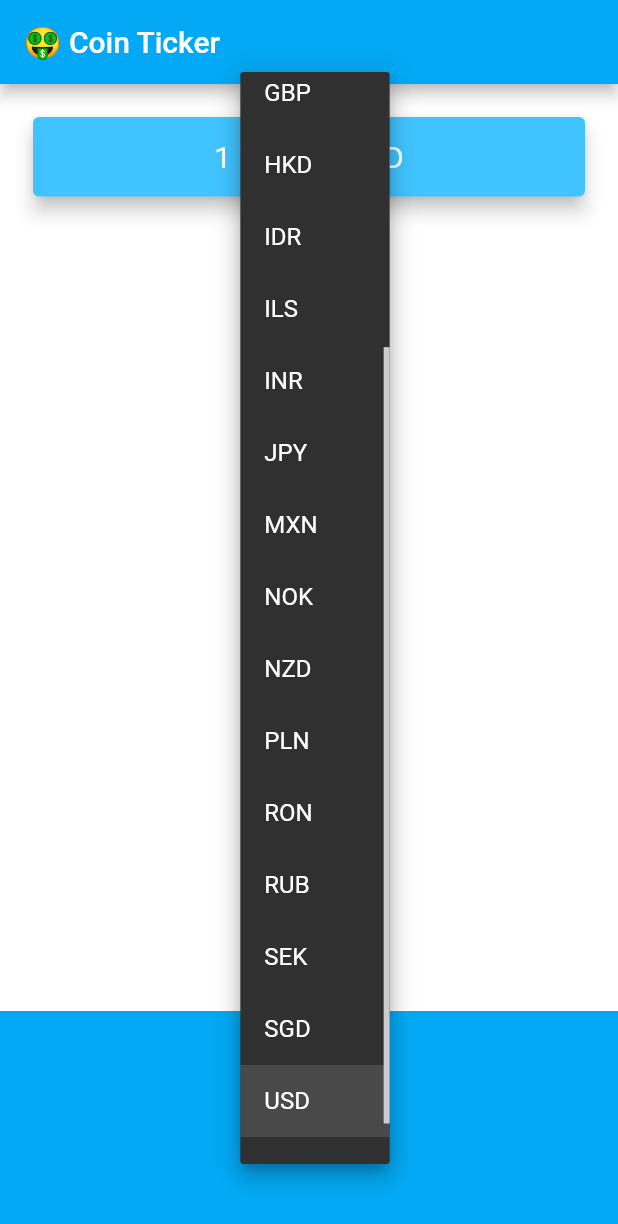
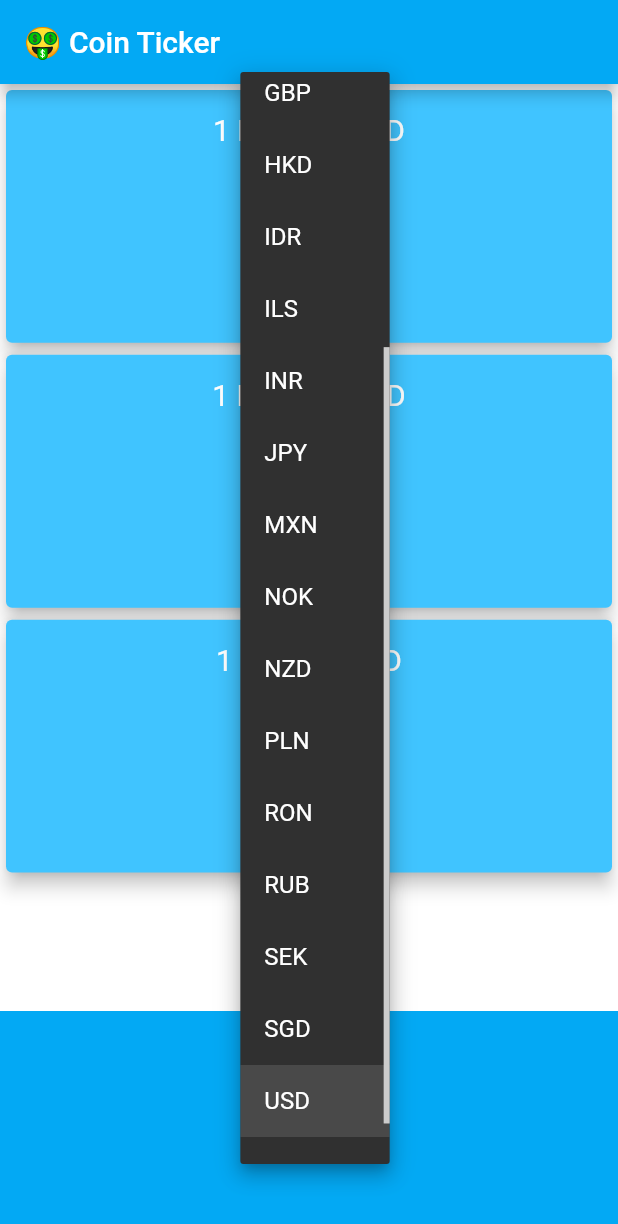
Before and after one commit to Waruna-Kaushalya/crypto_exchange_vlaues_flutter, a Flutter app: the screen it shows after launch, after a tap on "USD", on a phone screen of 412 x 824 dp. Shown: the top 1224 px of the screen. Run offline on Flutter 3.47's test engine with Material 2 defaults, Android fonts, the phone set to English and light mode, and no system bars; our stand-ins replace flutter_dotenv; network calls fail.

Commit message:
project complte

```diff
--- /dev/null
+++ b/lib/controllers/apikey_acceess.dart
@@ -0,0 +1,23 @@
+import 'package:crypto_exchange/env_access.dart';
+import 'package:http/http.dart' as http;
+import 'dart:async';
+import 'dart:convert';
+
+class AccessApiData {
+  Future<dynamic> fetchApi(String coin, String baseCoin) async {
+    AccessEnv av = AccessEnv();
+
+    var url =
+        'https://rest.coinapi.io/v1/exchangerate/$baseCoin/$coin?apikey=${av.getApiKey()}';
+
+    final response = await http.get(Uri.parse(url));
+
+    if (response.statusCode == 200) {
+      return jsonDecode(response.body);
+    } else {
+      // If the server did not return a 200 OK response,
+      // then throw an exception.
+      throw Exception('Failed to load album');
+    }
+  }
+}
--- /dev/null
+++ b/lib/env_access.dart
@@ -0,0 +1,16 @@
+import 'package:flutter_dotenv/flutter_dotenv.dart';
+
+class AccessEnv {
+  var apiKey;
+
+  String getApiKey() {
+    try {
+      apiKey = dotenv.env['API_KEY'];
+
+      return apiKey;
+    } catch (e) {
+      print(e);
+    }
+    return apiKey;
+  }
+}
--- a/lib/main.dart
+++ b/lib/main.dart
@@ -1,5 +1,5 @@
 import 'package:flutter/material.dart';
-import 'price_screen.dart';
+import 'pages/price_screen.dart';
 import 'package:flutter_dotenv/flutter_dotenv.dart';
 
 // Future main() async {runApp(MyApp())};
--- /dev/null
+++ b/lib/pages/price_screen.dart
@@ -0,0 +1,160 @@
+import 'package:flutter/material.dart';
+import '../models/coin_data.dart';
+
+import 'package:flutter/cupertino.dart';
+import 'dart:io' show Platform;
+
+import '/controllers/apikey_acceess.dart';
+
+class PriceScreen extends StatefulWidget {
+  @override
+  _PriceScreenState createState() => _PriceScreenState();
+}
+
+class _PriceScreenState extends State<PriceScreen> {
+  String selectedCurency = 'USD';
+  var btcJasonData;
+  var ethJasonData;
+  var ltcJasonData;
+  var btcValue = '0';
+  var ethValue = '0';
+  var ltcValue = '0';
+  AccessApiData aacc = AccessApiData();
+
+  DropdownButton<String> androidDropDown() {
+    List<DropdownMenuItem<String>> dropDownItems = [];
+    for (String currency in currenciesList) {
+      var newItem = DropdownMenuItem(
+        child: Text(currency),
+        value: currency,
+      );
+      dropDownItems.add(newItem);
+    }
+
+    return DropdownButton<String>(
+      value: selectedCurency,
+      items: dropDownItems,
+      onChanged: (value) {
+        print(value);
+        setState(() {
+          selectedCurency = value!;
+          print(value);
+          // jasonData = aacc.fetchApi(selectedCurency);
+          // print(jasonData);
+          getLocationWeather();
+        });
+      },
+    );
+  }
+
+  CupertinoPicker iOsPicker() {
+    List<Text> pickerItems = [];
+    for (String currency in currenciesList) {
+      pickerItems.add(Text(currency));
+    }
+    return CupertinoPicker(
+      itemExtent: 32.0,
+      onSelectedItemChanged: (selectedIndex) {
+        print(selectedIndex);
+      },
+      children: pickerItems,
+    );
+  }
+
+  @override
+  void initState() {
+    // TODO: implement initState
+    super.initState();
+    getLocationWeather();
+  }
+
+  Future<dynamic> getLocationWeather() async {
+    try {
+      btcJasonData = await aacc.fetchApi(selectedCurency, 'BTC');
+      btcValue = await btcJasonData['rate'].toStringAsFixed(0);
+
+      ethJasonData = await aacc.fetchApi(selectedCurency, 'ETH');
+      ethValue = await ethJasonData['rate'].toStringAsFixed(0);
+
+      ltcJasonData = await aacc.fetchApi(selectedCurency, 'LTC');
+      ltcValue = await ltcJasonData['rate'].toStringAsFixed(0);
+    } catch (e) {
+      print(e);
+    }
+  }
+
+  @override
+  Widget build(BuildContext context) {
+    // getApiData();
+    return Scaffold(
+      appBar: AppBar(
+        title: Text('🤑 Coin Ticker'),
+      ),
+      body: Column(
+        mainAxisAlignment: MainAxisAlignment.spaceBetween,
+        crossAxisAlignment: CrossAxisAlignment.stretch,
+        children: <Widget>[
+          CoinCard(
+              baseCoin: 'BTC',
+              btcValue: btcValue,
+              selectedCurency: selectedCurency),
+          CoinCard(
+              baseCoin: 'ETH',
+              btcValue: ethValue,
+              selectedCurency: selectedCurency),
+          CoinCard(
+              baseCoin: 'LTC',
+              btcValue: ltcValue,
+              selectedCurency: selectedCurency),
+          Expanded(
+            flex: 1,
+            child: SizedBox(),
+          ),
+          Container(
+            height: 150.0,
+            alignment: Alignment.center,
+            padding: EdgeInsets.only(bottom: 30.0),
+            color: Colors.lightBlue,
+            child: Platform.isIOS ? iOsPicker() : androidDropDown(),
+          ),
+        ],
+      ),
+    );
+  }
+}
+
+class CoinCard extends StatelessWidget {
+  const CoinCard({
+    Key? key,
+    required this.baseCoin,
+    required this.btcValue,
+    required this.selectedCurency,
+  }) : super(key: key);
+
+  final String btcValue;
+  final String selectedCurency;
+  final String baseCoin;
+
+  @override
+  Widget build(BuildContext context) {
+    return Expanded(
+      flex: 2,
+      // padding: EdgeInsets.fromLTRB(18.0, 18.0, 18.0, 0),
+      child: Card(
+        color: Colors.lightBlueAccent,
+        elevation: 5.0,
+        child: Padding(
+          padding: EdgeInsets.symmetric(vertical: 15.0, horizontal: 28.0),
+          child: Text(
+            '1 $baseCoin = $btcValue $selectedCurency',
+            textAlign: TextAlign.center,
+            style: TextStyle(
+              fontSize: 20.0,
+              color: Colors.white,
+            ),
+          ),
+        ),
+      ),
+    );
+  }
+}
--- a/lib/price_screen.dart
+++ /dev/null
@@ -1,90 +0,0 @@
-import 'package:flutter/material.dart';
-import 'coin_data.dart';
-import 'package:flutter_dotenv/flutter_dotenv.dart';
-import 'package:flutter/cupertino.dart';
-import 'dart:io' show Platform;
-
-class PriceScreen extends StatefulWidget {
-  @override
-  _PriceScreenState createState() => _PriceScreenState();
-}
-
-class _PriceScreenState extends State<PriceScreen> {
-  String selectedCurency = 'USD';
-
-  DropdownButton<String> androidDropDown() {
-    List<DropdownMenuItem<String>> dropDownItems = [];
-    for (String currency in currenciesList) {
-      var newItem = DropdownMenuItem(
-        child: Text(currency),
-        value: currency,
-      );
-      dropDownItems.add(newItem);
-    }
-
-    return DropdownButton<String>(
-      value: selectedCurency,
-      items: dropDownItems,
-      onChanged: (value) {
-        print(value);
-        setState(() {
-          selectedCurency = value!;
-        });
-      },
-    );
-  }
-
-  CupertinoPicker iOsPicker() {
-    List<Text> pickerItems = [];
-    for (String currency in currenciesList) {
-      pickerItems.add(Text(currency));
-    }
-    return CupertinoPicker(
-      itemExtent: 32.0,
-      onSelectedItemChanged: (selectedIndex) {
-        print(selectedIndex);
-      },
-      children: pickerItems,
-    );
-  }
-
-  @override
-  Widget build(BuildContext context) {
-    return Scaffold(
-      appBar: AppBar(
-        title: Text('🤑 Coin Ticker'),
-      ),
-      body: Column(
-        mainAxisAlignment: MainAxisAlignment.spaceBetween,
-        crossAxisAlignment: CrossAxisAlignment.stretch,
-        children: <Widget>[
-          Padding(
-            padding: EdgeInsets.fromLTRB(18.0, 18.0, 18.0, 0),
-            child: Card(
-              color: Colors.lightBlueAccent,
-              elevation: 5.0,
-              child: Padding(
-                padding: EdgeInsets.symmetric(vertical: 15.0, horizontal: 28.0),
-                child: Text(
-                  '1 BTC = ? USD',
-                  textAlign: TextAlign.center,
-                  style: TextStyle(
-                    fontSize: 20.0,
-                    color: Colors.white,
-                  ),
-                ),
-              ),
-            ),
-          ),
-          Container(
-            height: 150.0,
-            alignment: Alignment.center,
-            padding: EdgeInsets.only(bottom: 30.0),
-            color: Colors.lightBlue,
-            child: Platform.isIOS ? iOsPicker() : androidDropDown(),
-          ),
-        ],
-      ),
-    );
-  }
-}
--- a/pubspec.yaml
+++ b/pubspec.yaml
@@ -32,6 +32,7 @@ dependencies:
 dev_dependencies:
   flutter_test:
     sdk: flutter
+  http: ^0.13.3
   flutter_dotenv: ^5.0.0
 
 # For information on the generic Dart part of this file, see the
```
Also changed, not shown: lib/models/coin_data.dart (renamed from lib/coin_data.dart), pubspec.lock, 1 other file.
